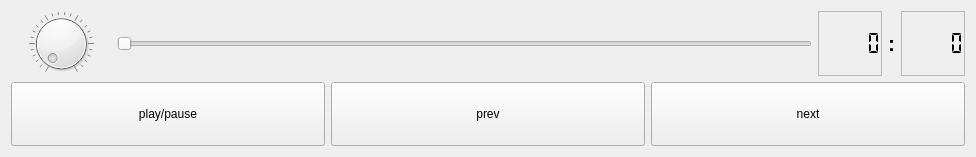
Qt form controls.ui (tiagotobias2003/player-music) before a commit.
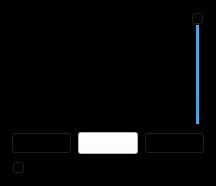
The same form after that commit. Icons and pictures are not drawn.

What changed in the file:
```diff
--- a/controls.ui
+++ b/controls.ui
@@ -6,8 +6,8 @@
    <rect>
     <x>0</x>
     <y>0</y>
-    <width>976</width>
-    <height>157</height>
+    <width>216</width>
+    <height>186</height>
    </rect>
   </property>
   <property name="sizePolicy">
@@ -19,33 +19,141 @@
   <property name="windowTitle">
    <string>Form</string>
   </property>
-  <layout class="QVBoxLayout" name="verticalLayout" stretch="50,50">
+  <property name="styleSheet">
+   <string notr="true">QWidget{background-color:black;}</string>
+  </property>
+  <layout class="QHBoxLayout" name="horizontalLayout_5" stretch="0">
    <item>
-    <layout class="QHBoxLayout" name="horizontalLayout_4">
+    <layout class="QVBoxLayout" name="verticalLayout">
      <item>
-      <widget class="QDial" name="dialVolume">
-       <property name="enabled">
-        <bool>true</bool>
-       </property>
-       <property name="sizePolicy">
-        <sizepolicy hsizetype="Minimum" vsizetype="Minimum">
-         <horstretch>0</horstretch>
-         <verstretch>0</verstretch>
-        </sizepolicy>
-       </property>
-       <property name="minimumSize">
-        <size>
-         <width>30</width>
-         <height>30</height>
-        </size>
-       </property>
-       <property name="wrapping">
-        <bool>false</bool>
-       </property>
-       <property name="notchesVisible">
-        <bool>true</bool>
-       </property>
-      </widget>
+      <layout class="QHBoxLayout" name="horizontalLayout_2">
+       <item>
+        <widget class="QLCDNumber" name="lcdNumberElapsed">
+         <property name="frameShape">
+          <enum>QFrame::StyledPanel</enum>
+         </property>
+         <property name="frameShadow">
+          <enum>QFrame::Plain</enum>
+         </property>
+         <property name="segmentStyle">
+          <enum>QLCDNumber::Flat</enum>
+         </property>
+        </widget>
+       </item>
+       <item>
+        <widget class="Line" name="line">
+         <property name="orientation">
+          <enum>Qt::Vertical</enum>
+         </property>
+        </widget>
+       </item>
+       <item>
+        <widget class="QLCDNumber" name="lcdNumberDuration">
+         <property name="frameShape">
+          <enum>QFrame::StyledPanel</enum>
+         </property>
+         <property name="frameShadow">
+          <enum>QFrame::Plain</enum>
+         </property>
+         <property name="segmentStyle">
+          <enum>QLCDNumber::Flat</enum>
+         </property>
+        </widget>
+       </item>
+       <item>
+        <widget class="QSlider" name="dialVolume">
+         <property name="sliderPosition">
+          <number>99</number>
+         </property>
+         <property name="orientation">
+          <enum>Qt::Vertical</enum>
+         </property>
+        </widget>
+       </item>
+      </layout>
+     </item>
+     <item>
+      <layout class="QHBoxLayout" name="horizontalLayout_3">
+       <item>
+        <layout class="QHBoxLayout" name="horizontalLayout">
+         <property name="sizeConstraint">
+          <enum>QLayout::SetMinimumSize</enum>
+         </property>
+         <item>
+          <widget class="QPushButton" name="pushButtonPrev">
+           <property name="sizePolicy">
+            <sizepolicy hsizetype="Minimum" vsizetype="Minimum">
+             <horstretch>0</horstretch>
+             <verstretch>0</verstretch>
+            </sizepolicy>
+           </property>
+           <property name="text">
+            <string/>
+           </property>
+           <property name="icon">
+            <iconset resource="resources.qrc">
+             <normaloff>:/resources/prev.png</normaloff>:/resources/prev.png</iconset>
+           </property>
+           <property name="iconSize">
+            <size>
+             <width>40</width>
+             <height>40</height>
+            </size>
+           </property>
+          </widget>
+         </item>
+         <item>
+          <widget class="QPushButton" name="pushButtonPlayPause">
+           <property name="sizePolicy">
+            <sizepolicy hsizetype="Minimum" vsizetype="Minimum">
+             <horstretch>0</horstretch>
+             <verstretch>0</verstretch>
+            </sizepolicy>
+           </property>
+           <property name="styleSheet">
+            <string notr="true">QWidget{background-color:white;}</string>
+           </property>
+           <property name="text">
+            <string/>
+           </property>
+           <property name="icon">
+            <iconset resource="resources.qrc">
+             <normaloff>:/resources/play.png</normaloff>:/resources/play.png</iconset>
+           </property>
+           <property name="iconSize">
+            <size>
+             <width>40</width>
+             <height>40</height>
+            </size>
+           </property>
+          </widget>
+         </item>
+         <item>
+          <widget class="QPushButton" name="pushButtonNext">
+           <property name="sizePolicy">
+            <sizepolicy hsizetype="Minimum" vsizetype="Minimum">
+             <horstretch>0</horstretch>
+             <verstretch>0</verstretch>
+            </sizepolicy>
+           </property>
+           <property name="text">
+            <string/>
+           </property>
+           <property name="icon">
+            <iconset resource="resources.qrc">
+             <normaloff>:/resources/next.png</normaloff>:/resources/next.png</iconset>
+           </property>
+           <property name="iconSize">
+            <size>
+             <width>40</width>
+             <height>40</height>
+            </size>
+           </property>
+          </widget>
+         </item>
+        </layout>
+       </item>
+      </layout>
      </item>
      <item>
       <widget class="QSlider" name="horizontalSliderPosition">
@@ -78,118 +186,6 @@
        </property>
       </widget>
      </item>
-     <item>
-      <layout class="QHBoxLayout" name="horizontalLayout_2">
-       <item>
-        <widget class="QLCDNumber" name="lcdNumberElapsed">
-         <property name="frameShape">
-          <enum>QFrame::StyledPanel</enum>
-         </property>
-         <property name="frameShadow">
-          <enum>QFrame::Plain</enum>
-         </property>
-         <property name="segmentStyle">
-          <enum>QLCDNumber::Flat</enum>
-         </property>
-        </widget>
-       </item>
-       <item>
-        <widget class="QLabel" name="label">
-         <property name="font">
-          <font>
-           <pointsize>16</pointsize>
-           <weight>75</weight>
-           <bold>true</bold>
-          </font>
-         </property>
-         <property name="text">
-          <string>:</string>
-         </property>
-        </widget>
-       </item>
-       <item>
-        <widget class="QLCDNumber" name="lcdNumberDuration">
-         <property name="frameShape">
-          <enum>QFrame::StyledPanel</enum>
-         </property>
-         <property name="frameShadow">
-          <enum>QFrame::Plain</enum>
-         </property>
-         <property name="segmentStyle">
-          <enum>QLCDNumber::Flat</enum>
-         </property>
-        </widget>
-       </item>
-      </layout>
-     </item>
-    </layout>
-   </item>
-   <item>
-    <layout class="QHBoxLayout" name="horizontalLayout_3">
-     <item>
-      <layout class="QHBoxLayout" name="horizontalLayout">
-       <property name="sizeConstraint">
-        <enum>QLayout::SetMinimumSize</enum>
-       </property>
-       <item>
-        <widget class="QPushButton" name="pushButtonPlayPause">
-         <property name="sizePolicy">
-          <sizepolicy hsizetype="Minimum" vsizetype="Minimum">
-           <horstretch>0</horstretch>
-           <verstretch>0</verstretch>
-          </sizepolicy>
-         </property>
-         <property name="text">
-          <string>play/pause</string>
-         </property>
-         <property name="iconSize">
-          <size>
-           <width>30</width>
-           <height>30</height>
-          </size>
-         </property>
-        </widget>
-       </item>
-       <item>
-        <widget class="QPushButton" name="pushButtonPrev">
-         <property name="sizePolicy">
-          <sizepolicy hsizetype="Minimum" vsizetype="Minimum">
-           <horstretch>0</horstretch>
-           <verstretch>0</verstretch>
-          </sizepolicy>
-         </property>
-         <property name="text">
-          <string>prev</string>
-         </property>
-         <property name="iconSize">
-          <size>
-           <width>30</width>
-           <height>30</height>
-          </size>
-         </property>
-        </widget>
-       </item>
-       <item>
-        <widget class="QPushButton" name="pushButtonNext">
-         <property name="sizePolicy">
-          <sizepolicy hsizetype="Minimum" vsizetype="Minimum">
-           <horstretch>0</horstretch>
-           <verstretch>0</verstretch>
-          </sizepolicy>
-         </property>
-         <property name="text">
-          <string>next</string>
-         </property>
-         <property name="iconSize">
-          <size>
-           <width>30</width>
-           <height>30</height>
-          </size>
-         </property>
-        </widget>
-       </item>
-      </layout>
-     </item>
     </layout>
    </item>
   </layout>
```
Left out of the diff: 48 changed lines with no effect on the pictures.
